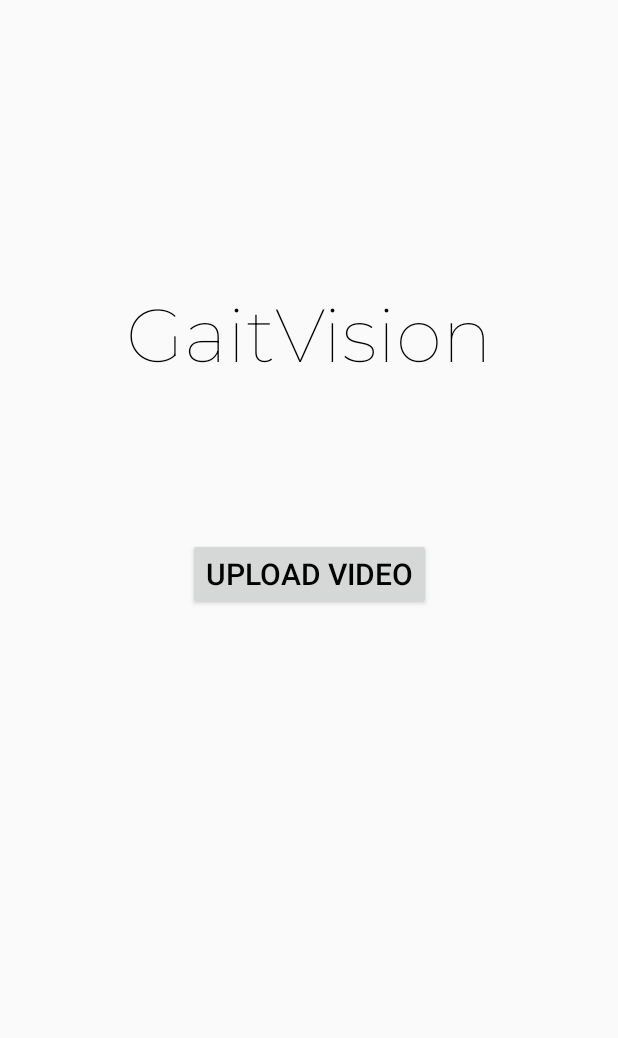
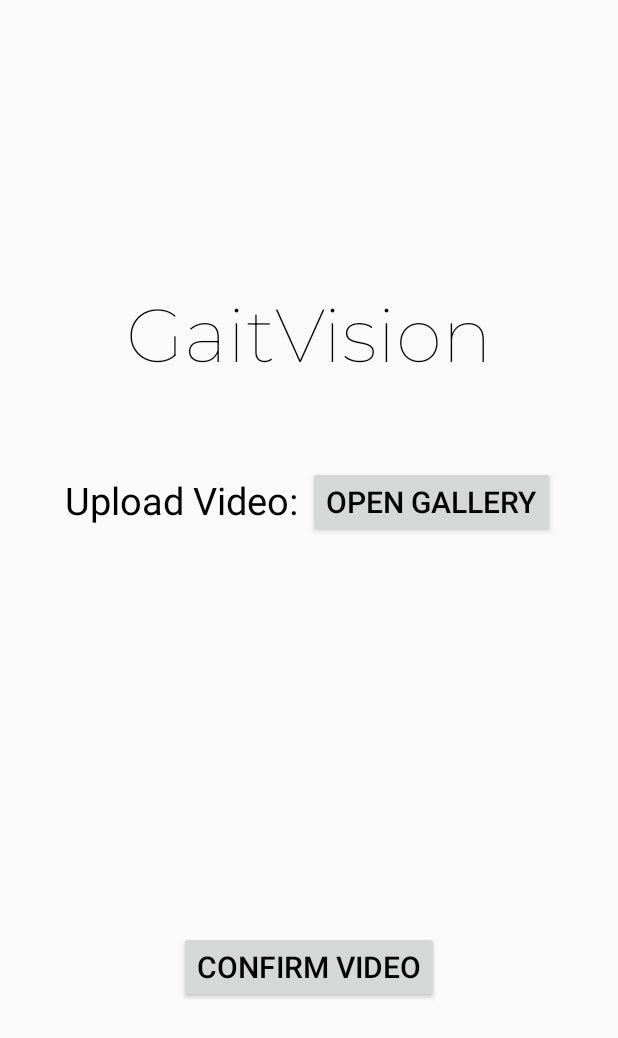
Before and after one commit to SrinivasaChivukula/Capstone---1-Project, an Android app built with Jetpack Compose: the screen it shows after launch (MainActivity), on a phone screen of 412 x 824 dp. Shown: the top 1038 px of the screen. Run offline under Robolectric (Android 15) with nearby library versions, the phone set to English and light mode, and no system bars.

Commit message:
added buttons and activity switch
app can now switch activity (screen) using the confirm video button

```diff
--- a/app/build.gradle.kts
+++ b/app/build.gradle.kts
@@ -49,6 +49,9 @@ dependencies {
     implementation(libs.androidx.ui.graphics)
     implementation(libs.androidx.ui.tooling.preview)
     implementation(libs.androidx.material3)
+    implementation(libs.androidx.appcompat)
+    implementation(libs.material)
+    implementation(libs.androidx.activity)
     testImplementation(libs.junit)
     androidTestImplementation(libs.androidx.junit)
     androidTestImplementation(libs.androidx.espresso.core)
--- a/app/src/main/java/GaitVision/com/MainActivity.kt
+++ b/app/src/main/java/GaitVision/com/MainActivity.kt
@@ -1,21 +1,20 @@
 package GaitVision.com
 
 import android.os.Bundle
+import android.widget.Button
+import android.content.Intent
 import androidx.activity.ComponentActivity
-import androidx.activity.compose.setContent
-import androidx.activity.enableEdgeToEdge
-import androidx.compose.foundation.layout.fillMaxSize
-import androidx.compose.foundation.layout.padding
-import androidx.compose.material3.Scaffold
-import androidx.compose.material3.Text
-import androidx.compose.runtime.Composable
-import androidx.compose.ui.Modifier
-import androidx.compose.ui.tooling.preview.Preview
-import GaitVision.com.ui.theme.GaitVisionTheme
+
 
 class MainActivity : ComponentActivity() {
     override fun onCreate(savedInstanceState: Bundle?) {
         super.onCreate(savedInstanceState)
         setContentView(R.layout.activity_main)
+
+        val confirmVidBtn = findViewById<Button>(R.id.confirm_vid_btn)
+        confirmVidBtn.setOnClickListener{
+            val intent = Intent(this, SecondActivity::class.java)
+            startActivity(intent)
+        }
     }
 }
--- a/app/src/main/res/layout/activity_main.xml
+++ b/app/src/main/res/layout/activity_main.xml
@@ -8,7 +8,7 @@
     xmlns:android="http://schemas.android.com/apk/res/android">
 
     <TextView
-        android:id="@+id/textView"
+        android:id="@+id/textView1"
         android:layout_width="wrap_content"
         android:layout_height="wrap_content"
         android:fontFamily="@font/montserrat_variablefont_wght"
@@ -22,20 +22,49 @@
         app:layout_constraintTop_toTopOf="parent"
         app:layout_constraintVertical_bias="0.25" />
 
-    <Button
-        android:id="@+id/second_act_btn"
+    <TextView
+        android:id="@+id/textView2"
         android:layout_width="wrap_content"
         android:layout_height="wrap_content"
-        android:text="Upload Video"
+        android:text="Upload Video:"
+        android:textColor="@color/black"
+        android:textSize="25sp"
+        app:layout_constraintBottom_toBottomOf="parent"
+        app:layout_constraintEnd_toEndOf="parent"
+        app:layout_constraintHorizontal_bias="0.17"
+        app:layout_constraintStart_toStartOf="parent"
+        app:layout_constraintTop_toTopOf="parent"
+        app:layout_constraintVertical_bias="0.40"
+        tools:ignore="HardcodedText" />
+
+    <Button
+        android:id="@+id/open_gal_btn"
+        android:layout_width="wrap_content"
+        android:layout_height="wrap_content"
+        android:text="Open Gallery"
+        android:textColor="@color/black"
         android:textSize="20sp"
+        app:layout_constraintBottom_toBottomOf="parent"
+        app:layout_constraintEnd_toEndOf="parent"
+        app:layout_constraintHorizontal_bias="0.83"
+        app:layout_constraintStart_toStartOf="parent"
+        app:layout_constraintTop_toTopOf="parent"
+        app:layout_constraintVertical_bias="0.40"
+        tools:ignore="HardcodedText" />
+
+    <Button
+        android:id="@+id/confirm_vid_btn"
+        android:layout_width="wrap_content"
+        android:layout_height="wrap_content"
+        android:text="Confirm Video"
         android:textColor="@color/black"
+        android:textSize="20sp"
         app:layout_constraintBottom_toBottomOf="parent"
         app:layout_constraintEnd_toEndOf="parent"
         app:layout_constraintHorizontal_bias="0.5"
         app:layout_constraintStart_toStartOf="parent"
-        app:layout_constraintTop_toBottomOf="@+id/textView"
-        app:layout_constraintVertical_bias="0.2"
+        app:layout_constraintTop_toTopOf="parent"
+        app:layout_constraintVertical_bias="0.80"
         tools:ignore="HardcodedText" />
 
-
 </androidx.constraintlayout.widget.ConstraintLayout>
--- a/gradle/libs.versions.toml
+++ b/gradle/libs.versions.toml
@@ -9,6 +9,9 @@ espressoCore = "3.6.1"
 lifecycleRuntimeKtx = "2.8.6"
 activityCompose = "1.9.2"
 composeBom = "2024.04.01"
+appcompat = "1.6.1"
+material = "1.10.0"
+activity = "1.9.2"
 
 [libraries]
 androidx-constraintlayout = { module = "androidx.constraintlayout:constraintlayout", version.ref = "constraintlayout" }
@@ -26,6 +29,9 @@ androidx-ui-tooling-preview = { group = "androidx.compose.ui", name = "ui-toolin
 androidx-ui-test-manifest = { group = "androidx.compose.ui", name = "ui-test-manifest" }
 androidx-ui-test-junit4 = { group = "androidx.compose.ui", name = "ui-test-junit4" }
 androidx-material3 = { group = "androidx.compose.material3", name = "material3" }
+androidx-appcompat = { group = "androidx.appcompat", name = "appcompat", version.ref = "appcompat" }
+material = { group = "com.google.android.material", name = "material", version.ref = "material" }
+androidx-activity = { group = "androidx.activity", name = "activity", version.ref = "activity" }
 
 [plugins]
 android-application = { id = "com.android.application", version.ref = "agp" }
```
Also changed, not shown: app/src/main/AndroidManifest.xml (+6 -3 lines), app/src/main/java/GaitVision/com/SecondActivity.kt (added, +11 -0 lines), app/src/main/res/layout/activity_second.xml (added, +40 -0 lines).
